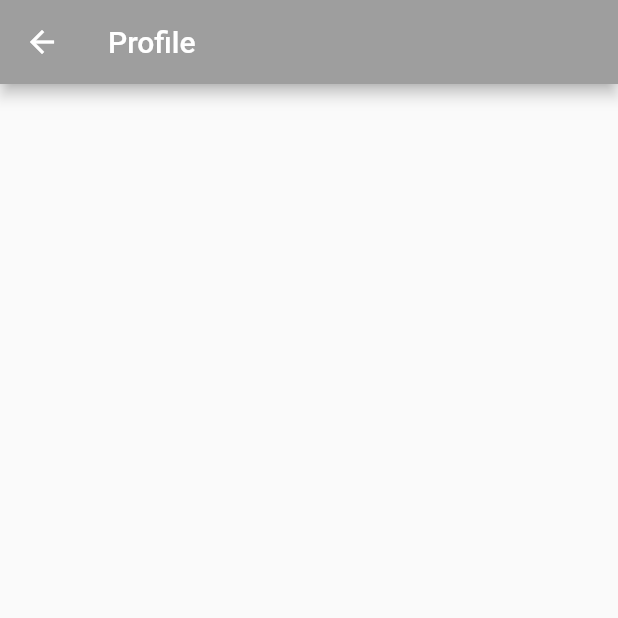
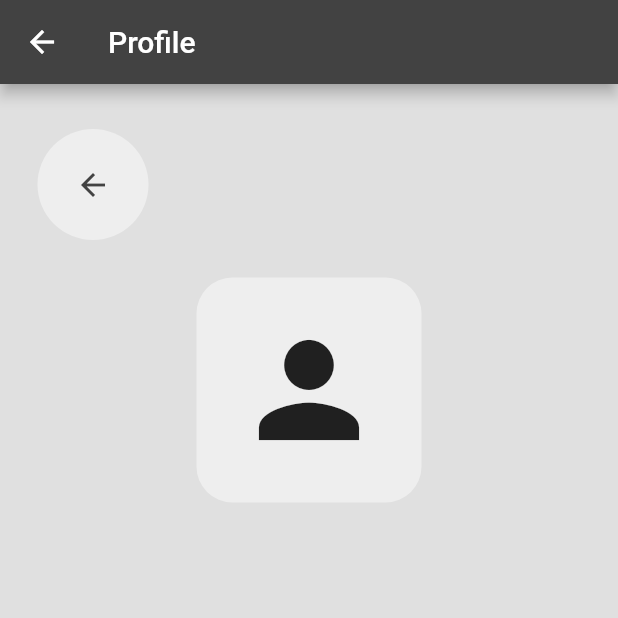
Before and after one commit to ShadePrima/social_flutter_app, a Flutter app: the ProfilePage screen opened by its route, on a phone screen of 412 x 824 dp, the top half of it. Run offline on Flutter 3.47's test engine with Material 2 defaults, Android fonts, the phone set to English and light mode, and no system bars; our stand-ins replace cloud_firestore, firebase_auth, firebase_core; accounts and stored records are empty; network calls fail.

Commit message:
add button back to users

```diff
--- /dev/null
+++ b/lib/components/my_back_button.dart
@@ -0,0 +1,22 @@
+import 'package:flutter/material.dart';
+
+class MyBackButton extends StatelessWidget {
+  const MyBackButton({super.key});
+
+  @override
+  Widget build(BuildContext context) {
+    return GestureDetector(
+      onTap: () => Navigator.pop(context),
+      child: Container(
+        padding: const EdgeInsets.all(25),
+        decoration: BoxDecoration(
+            color: Theme.of(context).colorScheme.primary,
+            shape: BoxShape.circle),
+        child: Icon(
+          Icons.arrow_back,
+          color: Theme.of(context).colorScheme.inversePrimary,
+        ),
+      ),
+    );
+  }
+}
--- a/lib/main.dart
+++ b/lib/main.dart
@@ -28,7 +28,7 @@ class MyApp extends StatelessWidget {
       routes: {
         '/login_register_page': (context) => const LoginOrRegister(),
         '/home_page': (context) => const HomePage(),
-        '/profile_page': (context) => const ProfilePage(),
+        '/profile_page': (context) => ProfilePage(),
         '/user_page': (context) => const UserPage()
       },
     );
--- a/lib/pages/profile_page.dart
+++ b/lib/pages/profile_page.dart
@@ -1,7 +1,21 @@
+import 'package:cloud_firestore/cloud_firestore.dart';
+import 'package:firebase_auth/firebase_auth.dart';
 import 'package:flutter/material.dart';
+import 'package:social_flutter_app/components/my_back_button.dart';
 
 class ProfilePage extends StatelessWidget {
-  const ProfilePage({super.key});
+  ProfilePage({super.key});
+
+  //current logged in user
+  final User? currentUser = FirebaseAuth.instance.currentUser;
+
+  //future tot fetch user details
+  Future<DocumentSnapshot<Map<String, dynamic>>> getUserDetails() async {
+    return await FirebaseFirestore.instance
+        .collection("Users")
+        .doc(currentUser!.email)
+        .get();
+  }
 
   @override
   Widget build(BuildContext context) {
@@ -10,6 +24,85 @@ class ProfilePage extends StatelessWidget {
         title: const Text("Profile"),
         backgroundColor: Theme.of(context).colorScheme.inversePrimary,
       ),
+      backgroundColor: Theme.of(context).colorScheme.background,
+      body: FutureBuilder<DocumentSnapshot<Map<String, dynamic>>>(
+        future: getUserDetails(),
+        builder: (context, snapshot) {
+          //loading
+          if (snapshot.connectionState == ConnectionState.waiting) {
+            return const Center(
+              child: CircularProgressIndicator(),
+            );
+          }
+
+          //error
+          else if (snapshot.hasError) {
+            return Text("Error: ${snapshot.error}");
+          }
+
+          //data received
+          else if (snapshot.hasData) {
+            //extract data
+            Map<String, dynamic>? user = snapshot.data!.data();
+
+            return Center(
+              child: Column(
+                children: [
+                  //back button
+                  const Padding(
+                    padding: EdgeInsets.only(top: 30, left: 25),
+                    child: Row(
+                      children: [
+                        MyBackButton(),
+                      ],
+                    ),
+                  ),
+
+                  const SizedBox(
+                    height: 25,
+                  ),
+
+                  //profile pic
+                  Container(
+                    decoration: BoxDecoration(
+                        color: Theme.of(context).colorScheme.primary,
+                        borderRadius: BorderRadius.circular(24)),
+                    padding: const EdgeInsets.all(25),
+                    child: const Icon(
+                      Icons.person,
+                      size: 100,
+                    ),
+                  ),
+
+                  const SizedBox(
+                    height: 25,
+                  ),
+
+                  //username
+                  Text(
+                    user?['username'] ?? 'Username not available',
+                    style: const TextStyle(
+                        fontSize: 24, fontWeight: FontWeight.bold),
+                  ),
+
+                  const SizedBox(
+                    height: 5,
+                  ),
+
+                  //email
+                  Text(
+                    user?['email'] ?? 'Email not available',
+                    style: const TextStyle(
+                        fontSize: 24, fontWeight: FontWeight.bold),
+                  ),
+                ],
+              ),
+            );
+          } else {
+            return const Text("No data");
+          }
+        },
+      ),
     );
   }
 }
--- a/lib/theme/light_mode.dart
+++ b/lib/theme/light_mode.dart
@@ -6,7 +6,7 @@ ThemeData lightMode = ThemeData(
     background: Colors.grey.shade300,
     primary: Colors.grey.shade200,
     secondary: Colors.grey.shade400,
-    inversePrimary: Colors.grey.shade500,
+    inversePrimary: Colors.grey.shade800,
   ),
   textTheme: ThemeData.light().textTheme.apply(
         bodyColor: Colors.grey[800],
```
Also changed, not shown: lib/pages/users_page.dart (+58 -0 lines).
